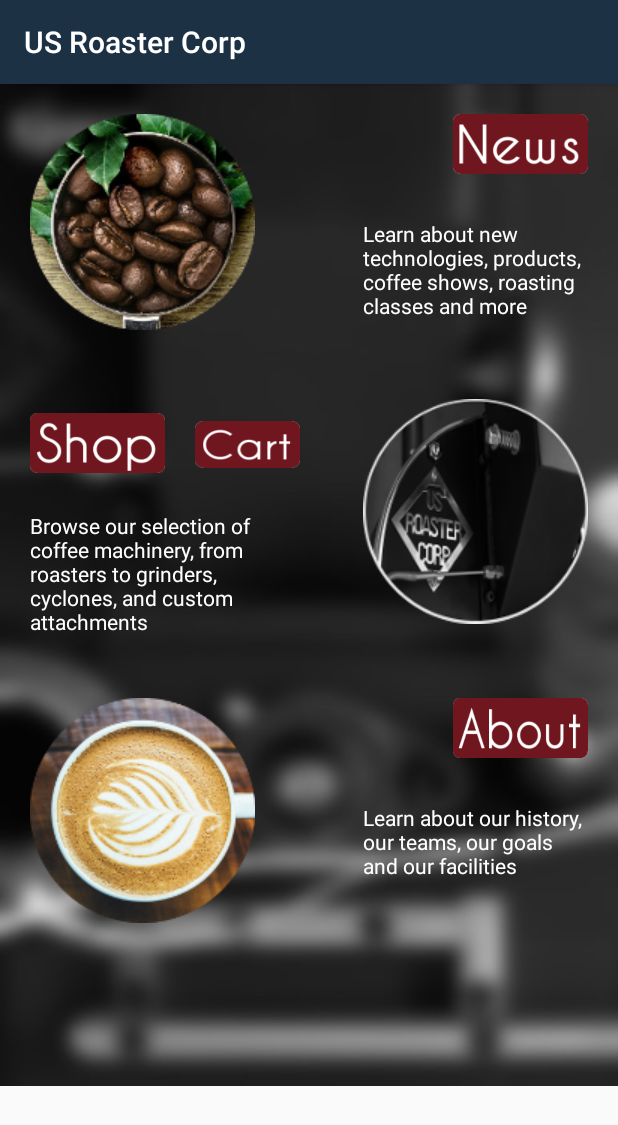
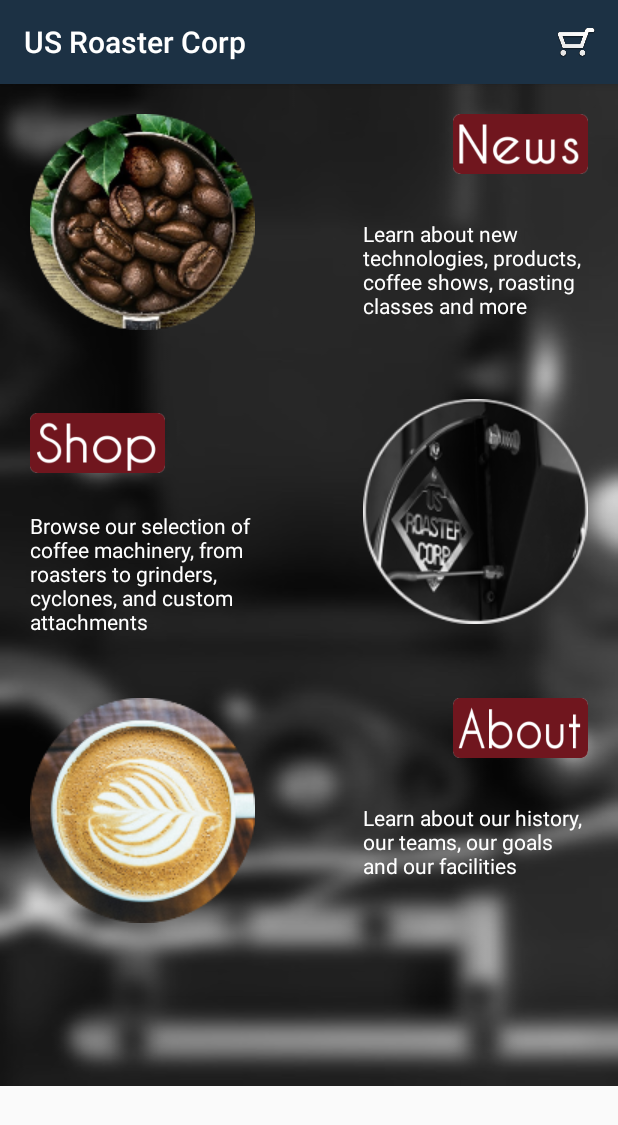
Before and after one commit to barbosaMatheus/USRoasterCorp_Mobile_App, an Android app: the screen it shows after launch (MainActivity), on a phone screen of 412 x 824 dp. Shown: the top 1125 px of the screen. Run offline under Robolectric (Android 15) with nearby library versions, the phone set to English and light mode, and no system bars.

Commit message:
Made a notification bubble for the shopping cart and changed the roaster toa  hyperlink that leads to our website.

```diff
--- a/app/src/main/java/usroaster/matheusbarbosa/usroastercorp/CartActivity.java
+++ b/app/src/main/java/usroaster/matheusbarbosa/usroastercorp/CartActivity.java
@@ -33,7 +33,7 @@
 
     @Override
     public boolean onCreateOptionsMenu( Menu menu ) {
-        menu.add( Menu.NONE, 0, Menu.NONE, "Checkout" ).setIcon( R.drawable.shopping_cart ).setShowAsAction( MenuItem.SHOW_AS_ACTION_ALWAYS );
+        menu.add( Menu.NONE, 0, Menu.NONE, "Checkout" ).setShowAsAction( MenuItem.SHOW_AS_ACTION_ALWAYS );
         return true;
     }
 
--- a/app/src/main/java/usroaster/matheusbarbosa/usroastercorp/MainActivity.java
+++ b/app/src/main/java/usroaster/matheusbarbosa/usroastercorp/MainActivity.java
@@ -6,14 +6,18 @@
 import android.net.Uri;
 import android.support.v7.app.AppCompatActivity;
 import android.os.Bundle;
+import android.view.Menu;
+import android.view.MenuItem;
 import android.view.View;
 import android.widget.Button;
+import android.widget.Toast;
 
 import java.util.ArrayList;
 
 public class MainActivity extends AppCompatActivity {
 
     public ArrayList<Integer> cart_id_list;
+    public MenuItem cart;
 
     @Override
     protected void onCreate(Bundle savedInstanceState) {
@@ -35,21 +39,40 @@
             intent.putExtra( "id_list", cart_id_list );
             startActivityForResult( intent, 1 );
         }
-        else if( sender.getId( ) == R.id.shop_button || sender.getId( ) == R.id.shop_img ) {
+        else if( sender.getId( ) == R.id.shop_button ) {
             Intent intent = new Intent( this, ShopActivity.class );
             intent.putExtra( "id_list", cart_id_list );
             startActivityForResult( intent, 2 );
         }
-        else if( sender.getId( ) == R.id.cart_button ) {
+        else if( sender.getId( ) == R.id.shop_img ) {
+            Uri uri = Uri.parse( "http://www.usroastercorp.com" );
+            Intent intent = new Intent( Intent.ACTION_VIEW, uri );
+            startActivity( intent );
+        }
+    }
+
+    @Override
+    public boolean onCreateOptionsMenu( Menu menu ) {
+        cart = menu.add( Menu.NONE, 0, Menu.NONE, "Checkout" );
+        cart.setIcon( R.drawable.shopping_cart ).setShowAsAction( MenuItem.SHOW_AS_ACTION_ALWAYS );
+        return true;
+    }
+
+    @Override
+    public boolean onOptionsItemSelected( MenuItem item ) {
+        if( item.getTitle( ) ==  "Checkout" ) {
             Intent intent = new Intent( this, CartActivity.class );
             intent.putExtra( "id_list", cart_id_list );
             startActivityForResult( intent, 3 );
         }
+        return true;
     }
 
     @Override
     protected void onActivityResult( int code, int result, Intent intent ) {
         cart_id_list = intent.getIntegerArrayListExtra( "id_list" );
+        if( cart_id_list.size( ) > 0 ) cart.setIcon( R.drawable.shopping_cart_red );
+        else cart.setIcon( R.drawable.shopping_cart );
         super.onActivityResult( code, result, intent );
     }
 }
--- a/app/src/main/res/layout/activity_main.xml
+++ b/app/src/main/res/layout/activity_main.xml
@@ -9,16 +9,16 @@
     <ScrollView
         android:layout_width="fill_parent"
         android:layout_height="wrap_content"
-        tools:layout_editor_absoluteX="8dp"
-        tools:layout_editor_absoluteY="8dp"
+        android:layout_centerHorizontal="true"
         android:background="@drawable/rev_front2"
-        android:layout_centerHorizontal="true"
-        android:fillViewport="true">
+        android:fillViewport="true"
+        tools:layout_editor_absoluteX="0dp"
+        tools:layout_editor_absoluteY="0dp">
 
         <RelativeLayout
             android:layout_width="match_parent"
             android:layout_height="wrap_content"
-            android:orientation="vertical" >
+            android:orientation="vertical">
 
             <ImageView
                 android:id="@+id/news_img"
@@ -49,14 +49,14 @@
             <TextView
                 android:layout_width="150dp"
                 android:layout_height="wrap_content"
+                android:layout_alignParentEnd="true"
+                android:layout_alignParentRight="true"
                 android:layout_below="@id/news_button"
-                android:text="@string/news_text"
-                android:textColor="@android:color/white"
-                android:layout_alignParentRight="true"
-                android:layout_alignParentEnd="true"
                 android:layout_marginEnd="20dp"
                 android:layout_marginRight="20dp"
-                android:layout_marginTop="30dp"/>
+                android:layout_marginTop="30dp"
+                android:text="@string/news_text"
+                android:textColor="@android:color/white" />
 
             <ImageView
                 android:id="@+id/shop_img"
@@ -84,28 +84,17 @@
                 android:background="@drawable/button_shop"
                 android:onClick="onClick" />
 
-            <Button
-                android:id="@+id/cart_button"
-                android:layout_width="70dp"
-                android:layout_height="31dp"
-                android:layout_alignTop="@id/shop_button"
-                android:layout_marginTop="5dp"
-                android:layout_toEndOf="@id/shop_button"
-                android:layout_toRightOf="@id/shop_button"
-                android:background="@drawable/button_cart"
-                android:onClick="onClick" />
-
             <TextView
                 android:layout_width="150dp"
                 android:layout_height="wrap_content"
+                android:layout_alignParentLeft="true"
+                android:layout_alignParentStart="true"
+                android:layout_below="@id/shop_button"
+                android:layout_marginLeft="20dp"
+                android:layout_marginStart="20dp"
+                android:layout_marginTop="25dp"
                 android:text="@string/shop_text"
-                android:layout_below="@id/shop_button"
-                android:textColor="@android:color/white"
-                android:layout_alignParentStart="true"
-                android:layout_alignParentLeft="true"
-                android:layout_marginTop="25dp"
-                android:layout_marginLeft="20dp"
-                android:layout_marginStart="20dp"/>
+                android:textColor="@android:color/white" />
 
             <ImageView
                 android:id="@+id/about_img"
@@ -135,14 +124,14 @@
             <TextView
                 android:layout_width="150dp"
                 android:layout_height="wrap_content"
+                android:layout_alignParentEnd="true"
+                android:layout_alignParentRight="true"
                 android:layout_below="@id/about_button"
-                android:text="@string/about_text"
-                android:textColor="@android:color/white"
-                android:layout_alignParentRight="true"
-                android:layout_alignParentEnd="true"
                 android:layout_marginEnd="20dp"
                 android:layout_marginRight="20dp"
-                android:layout_marginTop="30dp"/>
+                android:layout_marginTop="30dp"
+                android:text="@string/about_text"
+                android:textColor="@android:color/white" />
 
         </RelativeLayout>
     </ScrollView>
```
Also changed, not shown: app/src/main/res/drawable/shopping_cart_red.png (added).
